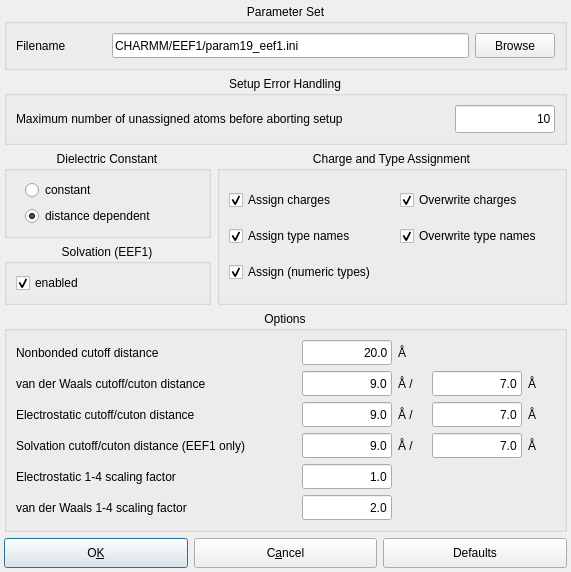
This is source/VIEW/DIALOGS/charmmConfigurationDialog.ui in BALL-Project/ball as Qt 5 draws it before an edit. The edited form follows.
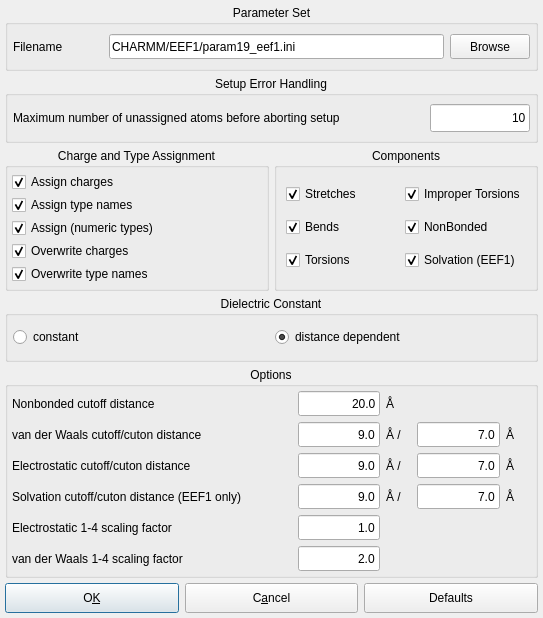
This is the edited form.

The edit to the form file:
```diff
--- a/source/VIEW/DIALOGS/charmmConfigurationDialog.ui
+++ b/source/VIEW/DIALOGS/charmmConfigurationDialog.ui
@@ -5,8 +5,8 @@
    <rect>
     <x>0</x>
     <y>0</y>
-    <width>571</width>
-    <height>548</height>
+    <width>543</width>
+    <height>618</height>
    </rect>
   </property>
   <property name="minimumSize" >
@@ -26,10 +26,10 @@
   </property>
   <layout class="QGridLayout" >
    <property name="margin" >
-    <number>4</number>
+    <number>5</number>
    </property>
    <property name="spacing" >
-    <number>6</number>
+    <number>5</number>
    </property>
    <item row="5" column="0" colspan="2" >
     <layout class="QHBoxLayout" >
@@ -117,7 +117,7 @@
      </property>
      <layout class="QGridLayout" >
       <property name="margin" >
-       <number>9</number>
+       <number>4</number>
       </property>
       <property name="spacing" >
        <number>6</number>
@@ -647,198 +647,26 @@
      </layout>
     </widget>
    </item>
-   <item rowspan="2" row="2" column="1" >
-    <widget class="QGroupBox" name="check_options" >
-     <property name="minimumSize" >
-      <size>
-       <width>0</width>
-       <height>0</height>
-      </size>
-     </property>
-     <property name="title" >
-      <string>Charge and Type Assignment</string>
-     </property>
-     <property name="alignment" >
-      <set>Qt::AlignHCenter</set>
-     </property>
-     <layout class="QGridLayout" >
-      <property name="margin" >
-       <number>9</number>
-      </property>
-      <property name="spacing" >
-       <number>6</number>
-      </property>
-      <item row="2" column="0" >
-       <widget class="QCheckBox" name="assign_types_checkBox" >
-        <property name="minimumSize" >
-         <size>
-          <width>140</width>
-          <height>0</height>
-         </size>
-        </property>
-        <property name="text" >
-         <string>Assign (numeric types)</string>
-        </property>
-        <property name="checked" >
-         <bool>true</bool>
-        </property>
-       </widget>
-      </item>
-      <item row="0" column="1" >
-       <widget class="QCheckBox" name="overwrite_charges_checkBox" >
-        <property name="minimumSize" >
-         <size>
-          <width>155</width>
-          <height>0</height>
-         </size>
-        </property>
-        <property name="text" >
-         <string>Overwrite charges</string>
-        </property>
-        <property name="checked" >
-         <bool>true</bool>
-        </property>
-       </widget>
-      </item>
-      <item row="1" column="1" >
-       <widget class="QCheckBox" name="overwrite_typenames_checkBox" >
-        <property name="minimumSize" >
-         <size>
-          <width>155</width>
-          <height>0</height>
-         </size>
-        </property>
-        <property name="text" >
-         <string>Overwrite type names</string>
-        </property>
-        <property name="checked" >
-         <bool>true</bool>
-        </property>
-       </widget>
-      </item>
-      <item row="1" column="0" >
-       <widget class="QCheckBox" name="assign_typenames_checkBox" >
-        <property name="minimumSize" >
-         <size>
-          <width>165</width>
-          <height>0</height>
-         </size>
-        </property>
-        <property name="text" >
-         <string>Assign type names</string>
-        </property>
-        <property name="checked" >
-         <bool>true</bool>
-        </property>
-       </widget>
-      </item>
-      <item row="0" column="0" >
-       <widget class="QCheckBox" name="assign_charges_checkBox" >
-        <property name="minimumSize" >
-         <size>
-          <width>140</width>
-          <height>0</height>
-         </size>
-        </property>
-        <property name="text" >
-         <string>Assign charges</string>
-        </property>
-        <property name="checked" >
-         <bool>true</bool>
-        </property>
-       </widget>
-      </item>
-     </layout>
-    </widget>
-   </item>
-   <item row="3" column="0" >
-    <widget class="QGroupBox" name="solvationMethodGroupBox" >
-     <property name="title" >
-      <string>Solvation (EEF1)</string>
-     </property>
-     <property name="alignment" >
-      <set>Qt::AlignHCenter</set>
-     </property>
-     <layout class="QGridLayout" >
-      <property name="margin" >
-       <number>9</number>
-      </property>
-      <property name="spacing" >
-       <number>6</number>
-      </property>
-      <item row="0" column="0" >
-       <widget class="QCheckBox" name="use_eef1_checkBox" >
-        <property name="minimumSize" >
-         <size>
-          <width>155</width>
-          <height>0</height>
-         </size>
-        </property>
-        <property name="text" >
-         <string>enabled</string>
-        </property>
-        <property name="checked" >
-         <bool>true</bool>
-        </property>
-       </widget>
-      </item>
-     </layout>
-    </widget>
-   </item>
-   <item row="2" column="0" >
+   <item row="3" column="0" colspan="2" >
     <widget class="QGroupBox" name="dielectric_group" >
-     <property name="minimumSize" >
-      <size>
-       <width>180</width>
-       <height>0</height>
-      </size>
-     </property>
      <property name="title" >
       <string>Dielectric Constant</string>
      </property>
      <property name="alignment" >
       <set>Qt::AlignHCenter</set>
      </property>
-     <layout class="QGridLayout" >
+     <layout class="QHBoxLayout" >
       <property name="margin" >
-       <number>9</number>
+       <number>5</number>
       </property>
       <property name="spacing" >
        <number>6</number>
       </property>
-      <item row="1" column="0" >
-       <widget class="QRadioButton" name="distance_button" >
-        <property name="minimumSize" >
-         <size>
-          <width>165</width>
-          <height>0</height>
-         </size>
-        </property>
-        <property name="text" >
-         <string>distance dependent</string>
-        </property>
-        <property name="checked" >
-         <bool>true</bool>
-        </property>
-       </widget>
-      </item>
-      <item row="0" column="0" >
+      <item>
        <widget class="QRadioButton" name="constant_button" >
         <property name="enabled" >
          <bool>true</bool>
         </property>
-        <property name="minimumSize" >
-         <size>
-          <width>165</width>
-          <height>0</height>
-         </size>
-        </property>
-        <property name="maximumSize" >
-         <size>
-          <width>165</width>
-          <height>32767</height>
-         </size>
-        </property>
         <property name="text" >
          <string>constant</string>
         </property>
@@ -847,13 +675,29 @@
         </property>
        </widget>
       </item>
+      <item>
+       <widget class="QRadioButton" name="distance_button" >
+        <property name="minimumSize" >
+         <size>
+          <width>165</width>
+          <height>0</height>
+         </size>
+        </property>
+        <property name="text" >
+         <string>distance dependent</string>
+        </property>
+        <property name="checked" >
+         <bool>true</bool>
+        </property>
+       </widget>
+      </item>
      </layout>
     </widget>
    </item>
-   <item row="1" column="0" colspan="2" >
-    <widget class="QGroupBox" name="groupBox20" >
+   <item row="2" column="1" >
+    <widget class="QGroupBox" name="groupBox" >
      <property name="title" >
-      <string>Setup Error Handling</string>
+      <string>Components</string>
      </property>
      <property name="alignment" >
       <set>Qt::AlignHCenter</set>
@@ -865,49 +709,131 @@
       <property name="spacing" >
        <number>6</number>
       </property>
+      <item row="2" column="1" >
+       <widget class="QCheckBox" name="use_eef1_checkBox" >
+        <property name="text" >
+         <string>Solvation (EEF1)</string>
+        </property>
+        <property name="checked" >
+         <bool>true</bool>
+        </property>
+       </widget>
+      </item>
+      <item row="1" column="1" >
+       <widget class="QCheckBox" name="NB_box" >
+        <property name="text" >
+         <string>NonBonded</string>
+        </property>
+        <property name="checked" >
+         <bool>true</bool>
+        </property>
+       </widget>
+      </item>
       <item row="0" column="1" >
-       <widget class="QLineEdit" name="max_unassigned_atoms" >
-        <property name="minimumSize" >
-         <size>
-          <width>100</width>
-          <height>28</height>
-         </size>
+       <widget class="QCheckBox" name="itorsions_box" >
+        <property name="text" >
+         <string>Improper Torsions</string>
         </property>
-        <property name="maximumSize" >
-         <size>
-          <width>100</width>
-          <height>28</height>
-         </size>
+        <property name="checked" >
+         <bool>true</bool>
         </property>
+       </widget>
+      </item>
+      <item row="2" column="0" >
+       <widget class="QCheckBox" name="torsions_box" >
         <property name="text" >
-         <string>10</string>
+         <string>Torsions</string>
         </property>
-        <property name="alignment" >
-         <set>Qt::AlignRight</set>
+        <property name="checked" >
+         <bool>true</bool>
         </property>
        </widget>
       </item>
       <item row="0" column="0" >
-       <widget class="QLabel" name="textLabel1" >
-        <property name="sizePolicy" >
-         <sizepolicy>
-          <hsizetype>7</hsizetype>
-          <vsizetype>5</vsizetype>
-          <horstretch>0</horstretch>
-          <verstretch>0</verstretch>
-         </sizepolicy>
+       <widget class="QCheckBox" name="stretches_box" >
+        <property name="text" >
+         <string>Stretches</string>
         </property>
-        <property name="minimumSize" >
-         <size>
-          <width>0</width>
-          <height>28</height>
-         </size>
+        <property name="checked" >
+         <bool>true</bool>
         </property>
+       </widget>
+      </item>
+      <item row="1" column="0" >
+       <widget class="QCheckBox" name="bends_box" >
         <property name="text" >
-         <string>Maximum number of unassigned atoms before aborting setup</string>
+         <string>Bends</string>
         </property>
-        <property name="alignment" >
-         <set>Qt::AlignLeading|Qt::AlignLeft|Qt::AlignVCenter</set>
+        <property name="checked" >
+         <bool>true</bool>
+        </property>
+       </widget>
+      </item>
+     </layout>
+    </widget>
+   </item>
+   <item row="2" column="0" >
+    <widget class="QGroupBox" name="check_options" >
+     <property name="title" >
+      <string>Charge and Type Assignment</string>
+     </property>
+     <property name="alignment" >
+      <set>Qt::AlignHCenter</set>
+     </property>
+     <layout class="QGridLayout" >
+      <property name="margin" >
+       <number>4</number>
+      </property>
+      <property name="spacing" >
+       <number>3</number>
+      </property>
+      <item row="4" column="0" >
+       <widget class="QCheckBox" name="overwrite_typenames_checkBox" >
+        <property name="text" >
+         <string>Overwrite type names</string>
+        </property>
+        <property name="checked" >
+         <bool>true</bool>
+        </property>
+       </widget>
+      </item>
+      <item row="0" column="0" >
+       <widget class="QCheckBox" name="assign_charges_checkBox" >
+        <property name="text" >
+         <string>Assign charges</string>
+        </property>
+        <property name="checked" >
+         <bool>true</bool>
+        </property>
+       </widget>
+      </item>
+      <item row="1" column="0" >
+       <widget class="QCheckBox" name="assign_typenames_checkBox" >
+        <property name="text" >
+         <string>Assign type names</string>
+        </property>
+        <property name="checked" >
+         <bool>true</bool>
+        </property>
+       </widget>
+      </item>
+      <item row="2" column="0" >
+       <widget class="QCheckBox" name="assign_types_checkBox" >
+        <property name="text" >
+         <string>Assign (numeric types)</string>
+        </property>
+        <property name="checked" >
+         <bool>true</bool>
+        </property>
+       </widget>
+      </item>
+      <item row="3" column="0" >
+       <widget class="QCheckBox" name="overwrite_charges_checkBox" >
+        <property name="text" >
+         <string>Overwrite charges</string>
+        </property>
+        <property name="checked" >
+         <bool>true</bool>
         </property>
        </widget>
       </item>
@@ -924,7 +850,7 @@
      </property>
      <layout class="QGridLayout" >
       <property name="margin" >
-       <number>9</number>
+       <number>5</number>
       </property>
       <property name="spacing" >
        <number>6</number>
@@ -1007,6 +933,70 @@
      </layout>
     </widget>
    </item>
+   <item row="1" column="0" colspan="2" >
+    <widget class="QGroupBox" name="groupBox20" >
+     <property name="title" >
+      <string>Setup Error Handling</string>
+     </property>
+     <property name="alignment" >
+      <set>Qt::AlignHCenter</set>
+     </property>
+     <layout class="QGridLayout" >
+      <property name="margin" >
+       <number>5</number>
+      </property>
+      <property name="spacing" >
+       <number>6</number>
+      </property>
+      <item row="0" column="1" >
+       <widget class="QLineEdit" name="max_unassigned_atoms" >
+        <property name="minimumSize" >
+         <size>
+          <width>100</width>
+          <height>28</height>
+         </size>
+        </property>
+        <property name="maximumSize" >
+         <size>
+          <width>100</width>
+          <height>28</height>
+         </size>
+        </property>
+        <property name="text" >
+         <string>10</string>
+        </property>
+        <property name="alignment" >
+         <set>Qt::AlignRight</set>
+        </property>
+       </widget>
+      </item>
+      <item row="0" column="0" >
+       <widget class="QLabel" name="textLabel1" >
+        <property name="sizePolicy" >
+         <sizepolicy>
+          <hsizetype>7</hsizetype>
+          <vsizetype>5</vsizetype>
+          <horstretch>0</horstretch>
+          <verstretch>0</verstretch>
+         </sizepolicy>
+        </property>
+        <property name="minimumSize" >
+         <size>
+          <width>0</width>
+          <height>28</height>
+         </size>
+        </property>
+        <property name="text" >
+         <string>Maximum number of unassigned atoms before aborting setup</string>
+        </property>
+        <property name="alignment" >
+         <set>Qt::AlignLeading|Qt::AlignLeft|Qt::AlignVCenter</set>
+        </property>
+       </widget>
+      </item>
+     </layout>
+    </widget>
+   </item>
   </layout>
  </widget>
  <layoutdefault spacing="6" margin="11" />
```
Left out of the diff: 1 changed line with no effect on the pictures.
